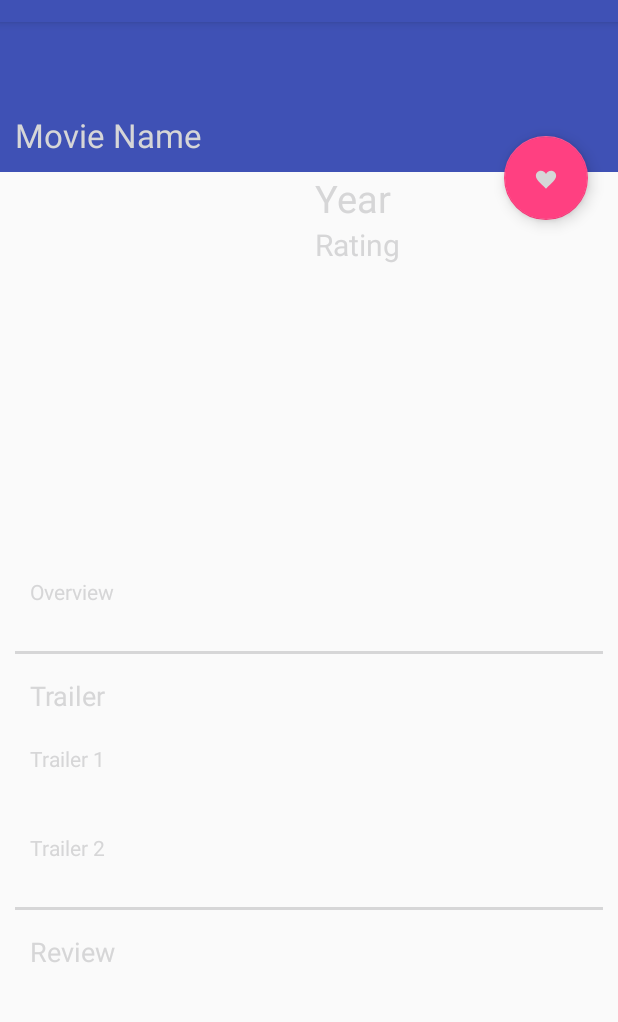
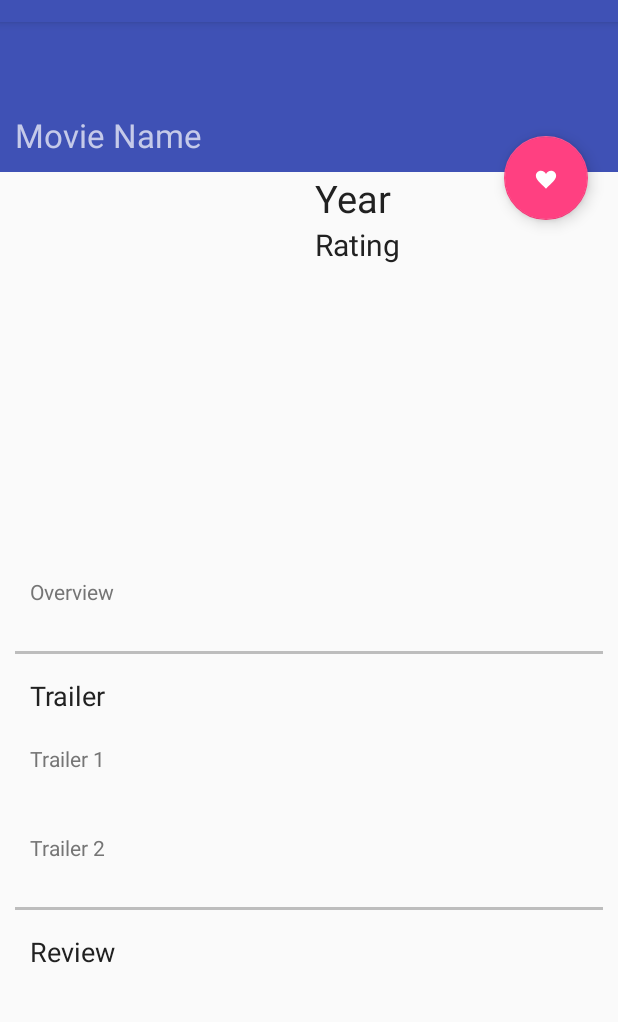
Before and after one commit to pbhopalka/PopularMovies, an Android app: the MovieDetails screen opened directly, with no data from a screen before it, on a phone screen of 412 x 824 dp, the part 62-1084 px from its top. Run offline under Robolectric (Android 15) with nearby library versions, the phone set to English and light mode, and no system bars; our stand-ins replace Picasso; pictures from the network do not load; 7 statements that could not run were skipped.

Commit message:
Add colors to the file

```diff
--- a/app/src/main/res/values/colors.xml
+++ b/app/src/main/res/values/colors.xml
@@ -2,5 +2,10 @@
 <resources>
     <color name="colorPrimary">#3F51B5</color>
     <color name="colorPrimaryDark">#303F9F</color>
+    <color name="colorPrimaryLight">#C5CAE9</color>
+    <color name="colorPrimaryText">#212121</color>
+    <color name="colorSecondaryText">#757575</color>
+    <color name="colorText">#FFFFFF</color>
+    <color name="colorDividerColor">#BDBDBD</color>
     <color name="colorAccent">#FF4081</color>
 </resources>
```
